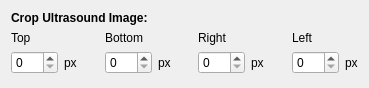
Above: Modules/USUI/Qmitk/QmitkUSControlsCustomDiPhASDeviceWidget.ui from MITK/MITK before the change. Below: the same form after it.
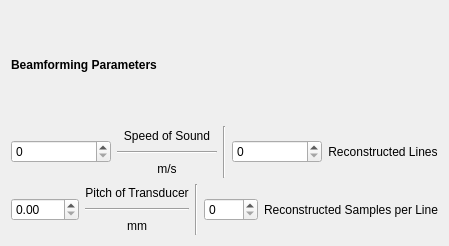
That is the form after the change.

Commit message: T19855 -Small Fixes -Started working on Control GUI

Diff of the .ui file:
```diff
--- a/Modules/USUI/Qmitk/QmitkUSControlsCustomDiPhASDeviceWidget.ui
+++ b/Modules/USUI/Qmitk/QmitkUSControlsCustomDiPhASDeviceWidget.ui
@@ -6,8 +6,8 @@
    <rect>
     <x>0</x>
     <y>0</y>
-    <width>369</width>
-    <height>88</height>
+    <width>449</width>
+    <height>246</height>
    </rect>
   </property>
   <property name="windowTitle">
@@ -17,69 +17,137 @@
    <item>
     <widget class="QLabel" name="label">
      <property name="text">
-      <string>&lt;html&gt;&lt;head/&gt;&lt;body&gt;&lt;p&gt;&lt;span style=&quot; font-weight:600;&quot;&gt;Crop Ultrasound Image:&lt;/span&gt;&lt;/p&gt;&lt;/body&gt;&lt;/html&gt;</string>
+      <string>&lt;html&gt;&lt;head/&gt;&lt;body&gt;&lt;p&gt;&lt;span style=&quot; font-weight:600;&quot;&gt;Beamforming Parameters&lt;/span&gt;&lt;/p&gt;&lt;/body&gt;&lt;/html&gt;</string>
      </property>
     </widget>
    </item>
    <item>
-    <layout class="QHBoxLayout" name="horizontalLayout">
-     <item>
-      <layout class="QVBoxLayout" name="verticalLayout_5">
+    <layout class="QGridLayout" name="gridLayout">
+     <item row="1" column="0">
+      <layout class="QHBoxLayout" name="horizontalLayout_4">
        <item>
-        <widget class="QLabel" name="label_2">
-         <property name="text">
-          <string>Top</string>
+        <widget class="QDoubleSpinBox" name="doubleSpinBox">
+         <property name="singleStep">
+          <double>0.100000000000000</double>
          </property>
         </widget>
        </item>
+       <item>
+        <layout class="QVBoxLayout" name="verticalLayout_4">
+         <item>
+          <widget class="QLabel" name="label_5">
+           <property name="text">
+            <string>Pitch of Transducer</string>
+           </property>
+           <property name="alignment">
+            <set>Qt::AlignCenter</set>
+           </property>
+          </widget>
+         </item>
+         <item>
+          <widget class="Line" name="line_2">
+           <property name="orientation">
+            <enum>Qt::Horizontal</enum>
+           </property>
+          </widget>
+         </item>
+         <item>
+          <widget class="QLabel" name="label_6">
+           <property name="text">
+            <string>mm</string>
+           </property>
+           <property name="alignment">
+            <set>Qt::AlignCenter</set>
+           </property>
+          </widget>
+         </item>
+        </layout>
+       </item>
+       <item>
+        <widget class="Line" name="line_4">
+         <property name="orientation">
+          <enum>Qt::Vertical</enum>
+         </property>
+        </widget>
+       </item>
+       <item>
+        <layout class="QHBoxLayout" name="horizontalLayout_5">
+         <item>
+          <widget class="QSpinBox" name="spinBox_3">
+           <property name="maximum">
+            <number>4096</number>
+           </property>
+           <property name="singleStep">
+            <number>256</number>
+           </property>
+          </widget>
+         </item>
+         <item>
+          <layout class="QVBoxLayout" name="verticalLayout_5">
+           <item>
+            <widget class="QLabel" name="label_7">
+             <property name="text">
+              <string>Reconstructed Samples per Line</string>
+             </property>
+             <property name="alignment">
+              <set>Qt::AlignCenter</set>
+             </property>
+            </widget>
+           </item>
+          </layout>
+         </item>
+        </layout>
+       </item>
+      </layout>
+     </item>
+     <item row="0" column="0">
+      <layout class="QHBoxLayout" name="horizontalLayout">
        <item>
         <layout class="QHBoxLayout" name="horizontalLayout_2">
          <item>
-          <widget class="QSpinBox" name="crop_top">
-           <property name="minimum">
-            <number>0</number>
-           </property>
+          <widget class="QSpinBox" name="spinBox">
            <property name="maximum">
-            <number>999</number>
-           </property>
-           <property name="singleStep">
-            <number>5</number>
-           </property>
-           <property name="value">
-            <number>0</number>
+            <number>1000000</number>
            </property>
           </widget>
          </item>
          <item>
-          <widget class="QLabel" name="label_4">
-           <property name="text">
-            <string>px</string>
-           </property>
-          </widget>
+          <layout class="QVBoxLayout" name="verticalLayout_2">
+           <item>
+            <widget class="QLabel" name="label_2">
+             <property name="text">
+              <string>Speed of Sound</string>
+             </property>
+             <property name="alignment">
+              <set>Qt::AlignCenter</set>
+             </property>
+            </widget>
+           </item>
+           <item>
+            <widget class="Line" name="line">
+             <property name="orientation">
+              <enum>Qt::Horizontal</enum>
+             </property>
+            </widget>
+           </item>
+           <item>
+            <widget class="QLabel" name="label_3">
+             <property name="text">
+              <string>m/s</string>
+             </property>
+             <property name="alignment">
+              <set>Qt::AlignCenter</set>
+             </property>
+            </widget>
+           </item>
+          </layout>
          </item>
         </layout>
        </item>
-      </layout>
-     </item>
-     <item>
-      <spacer name="horizontalSpacer">
-       <property name="orientation">
-        <enum>Qt::Horizontal</enum>
-       </property>
-       <property name="sizeHint" stdset="0">
-        <size>
-         <width>40</width>
-         <height>20</height>
-        </size>
-       </property>
-      </spacer>
-     </item>
-     <item>
-      <layout class="QVBoxLayout" name="verticalLayout_4">
        <item>
-        <widget class="QLabel" name="label_3">
-         <property name="text">
-          <string>Bottom</string>
+        <widget class="Line" name="line_3">
+         <property name="orientation">
+          <enum>Qt::Vertical</enum>
          </property>
         </widget>
        </item>
@@ -88,7 +156,7 @@
          <item>
           <widget class="QSpinBox" name="crop_bot">
            <property name="maximum">
-            <number>999</number>
+            <number>1024</number>
            </property>
            <property name="singleStep">
             <number>5</number>
@@ -96,101 +164,18 @@
           </widget>
          </item>
          <item>
-          <widget class="QLabel" name="label_7">
-           <property name="text">
-            <string>px</string>
-           </property>
-          </widget>
-         </item>
-        </layout>
-       </item>
-      </layout>
-     </item>
-     <item>
-      <spacer name="horizontalSpacer_2">
-       <property name="orientation">
-        <enum>Qt::Horizontal</enum>
-       </property>
-       <property name="sizeHint" stdset="0">
-        <size>
-         <width>40</width>
-         <height>20</height>
-        </size>
-       </property>
-      </spacer>
-     </item>
-     <item>
-      <layout class="QVBoxLayout" name="verticalLayout_6">
-       <item>
-        <widget class="QLabel" name="label_5">
-         <property name="text">
-          <string>Right</string>
-         </property>
-        </widget>
-       </item>
-       <item>
-        <layout class="QHBoxLayout" name="horizontalLayout_4">
-         <item>
-          <widget class="QSpinBox" name="crop_right">
-           <property name="maximum">
-            <number>999</number>
-           </property>
-           <property name="singleStep">
-            <number>5</number>
-           </property>
-          </widget>
-         </item>
-         <item>
-          <widget class="QLabel" name="label_8">
-           <property name="text">
-            <string>px</string>
-           </property>
-          </widget>
-         </item>
-        </layout>
-       </item>
-      </layout>
-     </item>
-     <item>
-      <spacer name="horizontalSpacer_3">
-       <property name="orientation">
-        <enum>Qt::Horizontal</enum>
-       </property>
-       <property name="sizeHint" stdset="0">
-        <size>
-         <width>40</width>
-         <height>20</height>
-        </size>
-       </property>
-      </spacer>
-     </item>
-     <item>
-      <layout class="QVBoxLayout" name="verticalLayout_7">
-       <item>
-        <widget class="QLabel" name="label_6">
-         <property name="text">
-          <string>Left</string>
-         </property>
-        </widget>
-       </item>
-       <item>
-        <layout class="QHBoxLayout" name="horizontalLayout_5">
-         <item>
-          <widget class="QSpinBox" name="crop_left">
-           <property name="maximum">
-            <number>999</number>
-           </property>
-           <property name="singleStep">
-            <number>5</number>
-           </property>
-          </widget>
-         </item>
-         <item>
-          <widget class="QLabel" name="label_9">
-           <property name="text">
-            <string>px</string>
-           </property>
-          </widget>
+          <layout class="QVBoxLayout" name="verticalLayout_3">
+           <item>
+            <widget class="QLabel" name="label_4">
+             <property name="text">
+              <string>Reconstructed Lines</string>
+             </property>
+             <property name="alignment">
+              <set>Qt::AlignCenter</set>
+             </property>
+            </widget>
+           </item>
+          </layout>
          </item>
         </layout>
        </item>
@@ -198,19 +183,6 @@
      </item>
     </layout>
    </item>
-   <item>
-    <spacer name="verticalSpacer">
-     <property name="orientation">
-      <enum>Qt::Vertical</enum>
-     </property>
-     <property name="sizeHint" stdset="0">
-      <size>
-       <width>20</width>
-       <height>40</height>
-      </size>
-     </property>
-    </spacer>
-   </item>
   </layout>
  </widget>
  <resources/>
```
Left out of the diff: 4 changed lines with no effect on the pictures. The commit also changes 2 other files.
